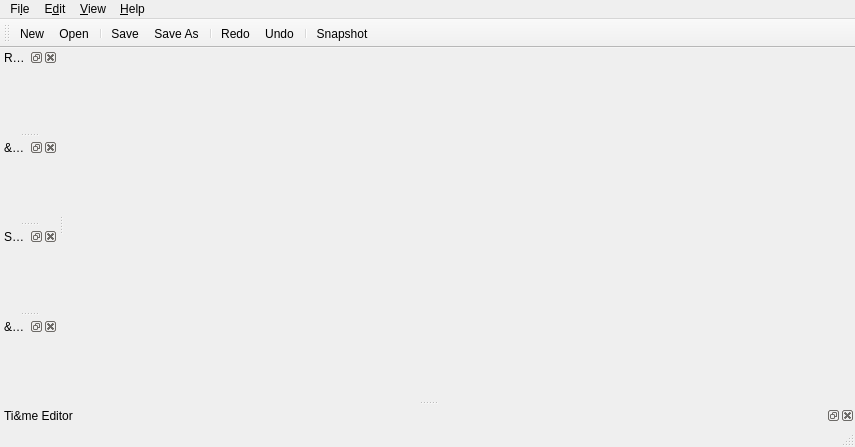
Before: the Qt Designer form res/designer/mainwindow.ui in tsalemink/neon, drawn with Qt 5.
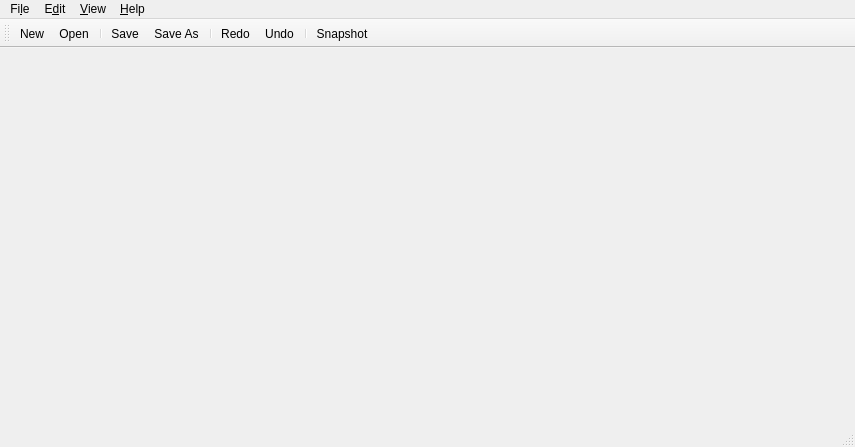
After: the same form once the commit is applied. Icons and pictures are not drawn. Custom widgets are drawn as their Qt base class.

Patch:
```diff
--- a/res/designer/mainwindow.ui
+++ b/res/designer/mainwindow.ui
@@ -100,51 +100,6 @@
    <addaction name="separator"/>
    <addaction name="action_Snapshot"/>
   </widget>
-  <widget class="QDockWidget" name="dockWidgetRegionEditor">
-   <property name="windowTitle">
-    <string>Region Editor</string>
-   </property>
-   <attribute name="dockWidgetArea">
-    <number>1</number>
-   </attribute>
-   <widget class="RegionEditorWidget" name="dockWidgetContentsRegionEditor"/>
-  </widget>
-  <widget class="QDockWidget" name="dockWidgetSceneEditor">
-   <property name="windowTitle">
-    <string>&amp;Scene Editor</string>
-   </property>
-   <attribute name="dockWidgetArea">
-    <number>1</number>
-   </attribute>
-   <widget class="SceneEditorWidget" name="dockWidgetContentsSceneEditor"/>
-  </widget>
-  <widget class="QDockWidget" name="dockWidgetSpectrumEditor">
-   <property name="windowTitle">
-    <string>Spectr&amp;um Editor</string>
-   </property>
-   <attribute name="dockWidgetArea">
-    <number>1</number>
-   </attribute>
-   <widget class="SpectrumEditorWidget" name="dockWidgetContentsSpectrumEditor"/>
-  </widget>
-  <widget class="QDockWidget" name="dockWidgetTessellationEditor">
-   <property name="windowTitle">
-    <string>&amp;Tessellation Editor</string>
-   </property>
-   <attribute name="dockWidgetArea">
-    <number>1</number>
-   </attribute>
-   <widget class="TessellationEditorWidget" name="dockWidgetContentsTessellationEditor"/>
-  </widget>
-  <widget class="QDockWidget" name="dockWidgetTimeEditor">
-   <property name="windowTitle">
-    <string>Ti&amp;me Editor</string>
-   </property>
-   <attribute name="dockWidgetArea">
-    <number>8</number>
-   </attribute>
-   <widget class="TimeEditorWidget" name="dockWidgetContentsTimeEditor"/>
-  </widget>
   <action name="action_Open">
    <property name="icon">
     <iconset resource="../icons.qrc">
@@ -272,38 +227,6 @@
    </property>
   </action>
  </widget>
- <customwidgets>
-  <customwidget>
-   <class>RegionEditorWidget</class>
-   <extends>QWidget</extends>
-   <header>opencmiss/neon/ui/editors/regioneditorwidget.h</header>
-   <container>1</container>
-  </customwidget>
-  <customwidget>
-   <class>SceneEditorWidget</class>
-   <extends>QWidget</extends>
-   <header>opencmiss/neon/ui/editors/sceneeditorwidget.h</header>
-   <container>1</container>
-  </customwidget>
-  <customwidget>
-   <class>SpectrumEditorWidget</class>
-   <extends>QWidget</extends>
-   <header>opencmiss/neon/ui/editors/spectrumeditorwidget.h</header>
-   <container>1</container>
-  </customwidget>
-  <customwidget>
-   <class>TessellationEditorWidget</class>
-   <extends>QWidget</extends>
-   <header>opencmiss/neon/ui/editors/tessellationeditorwidget.h</header>
-   <container>1</container>
-  </customwidget>
-  <customwidget>
-   <class>TimeEditorWidget</class>
-   <extends>QWidget</extends>
-   <header>opencmiss/neon/ui/editors/timeeditorwidget.h</header>
-   <container>1</container>
-  </customwidget>
- </customwidgets>
  <resources>
   <include location="../icons.qrc"/>
  </resources>
```
Left out of the diff: 17 changed lines with no effect on the pictures.
